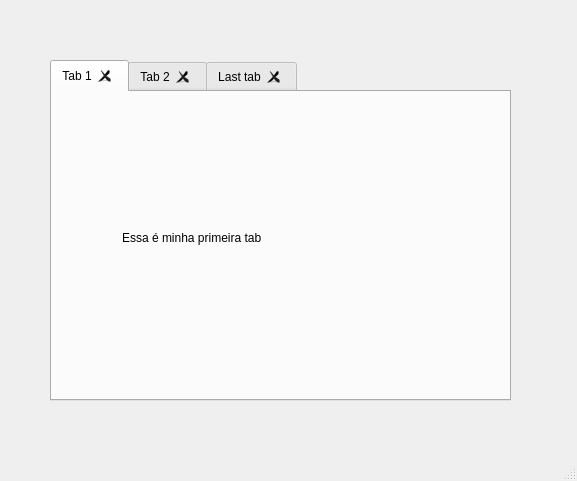
The window that Fundamentals/TagWidget/mainwindow.ui (guiipedroso/developing_qt_creator) describes before a commit, drawn with Qt 5.
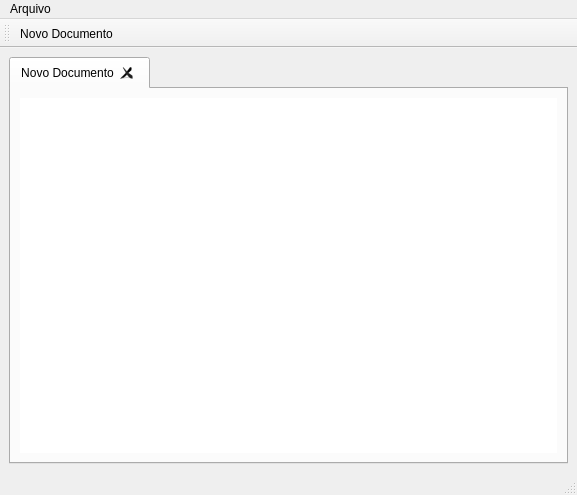
The same window after the commit. The open tabs and pages were chosen to show the change. Icons and pictures are not drawn.

```diff
--- a/Fundamentals/TagWidget/mainwindow.ui
+++ b/Fundamentals/TagWidget/mainwindow.ui
@@ -7,22 +7,16 @@
     <x>0</x>
     <y>0</y>
     <width>577</width>
-    <height>481</height>
+    <height>495</height>
    </rect>
   </property>
   <property name="windowTitle">
    <string>MainWindow</string>
   </property>
   <widget class="QWidget" name="centralwidget">
+   <layout class="QVBoxLayout" name="verticalLayout">
+    <item>
    <widget class="QTabWidget" name="tabWidget">
-    <property name="geometry">
-     <rect>
-      <x>50</x>
-      <y>60</y>
-      <width>461</width>
-      <height>341</height>
-     </rect>
-    </property>
     <property name="currentIndex">
      <number>2</number>
     </property>
@@ -40,46 +34,21 @@
     </property>
     <widget class="QWidget" name="tab">
      <attribute name="title">
-      <string>Tab 1</string>
-     </attribute>
-     <widget class="QLabel" name="label">
-      <property name="geometry">
-       <rect>
-        <x>70</x>
-        <y>90</y>
-        <width>201</width>
-        <height>111</height>
-       </rect>
-      </property>
-      <property name="text">
-       <string>Essa é minha primeira tab</string>
-      </property>
-     </widget>
-    </widget>
-    <widget class="QWidget" name="tab_2">
-     <attribute name="title">
-      <string>Tab 2</string>
-     </attribute>
-     <widget class="QLabel" name="label_2">
-      <property name="geometry">
-       <rect>
-        <x>120</x>
-        <y>110</y>
-        <width>191</width>
-        <height>91</height>
-       </rect>
-      </property>
-      <property name="text">
-       <string>Essa é minha segunda tab</string>
-      </property>
+        <string>Novo Documento</string>
+       </attribute>
+       <layout class="QVBoxLayout" name="verticalLayout_2">
+        <item>
+         <widget class="QPlainTextEdit" name="plainTextEdit">
+          <property name="styleSheet">
+           <string notr="true">border:nome;</string>
+          </property>
+         </widget>
+        </item>
+       </layout>
+      </widget>
      </widget>
-    </widget>
-    <widget class="QWidget" name="tab_3">
-     <attribute name="title">
-      <string>Last tab</string>
-     </attribute>
-    </widget>
-   </widget>
+    </item>
+   </layout>
   </widget>
   <widget class="QMenuBar" name="menubar">
    <property name="geometry">
@@ -90,9 +59,39 @@
      <height>22</height>
     </rect>
    </property>
+   <widget class="QMenu" name="menuArquivo">
+    <property name="title">
+     <string>Arquivo</string>
+    </property>
+    <addaction name="actionNovo_Documento"/>
+   </widget>
+   <addaction name="menuArquivo"/>
   </widget>
   <widget class="QStatusBar" name="statusbar"/>
- </widget>
- <resources/>
+  <widget class="QToolBar" name="toolBar">
+   <property name="windowTitle">
+    <string>toolBar</string>
+   </property>
+   <attribute name="toolBarArea">
+    <enum>TopToolBarArea</enum>
+   </attribute>
+   <attribute name="toolBarBreak">
+    <bool>false</bool>
+   </attribute>
+   <addaction name="actionNovo_Documento"/>
+  </widget>
+  <action name="actionNovo_Documento">
+   <property name="icon">
+    <iconset resource="images.qrc">
+     <normaloff>:/icons/New document.png</normaloff>:/icons/New document.png</iconset>
+   </property>
+   <property name="text">
+    <string>Novo Documento</string>
+   </property>
+  </action>
+ </widget>
+ <resources>
+  <include location="images.qrc"/>
+ </resources>
  <connections/>
 </ui>
```
Left out of the diff: 2 changed lines with no effect on the pictures. Lines whose indentation alone changed are shown as unchanged.
